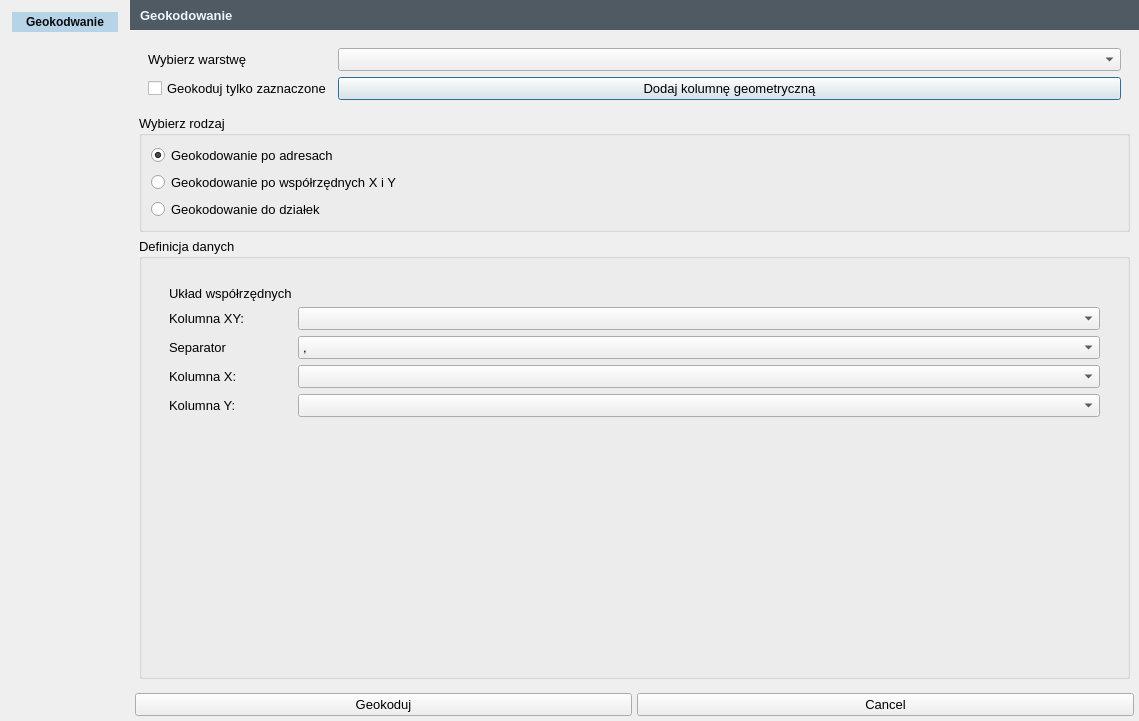
This is geocoding_tool_new.ui in GIAPspzoo/GIAP_PolaMap_lite as Qt 5 draws it before an edit. The edited form follows.
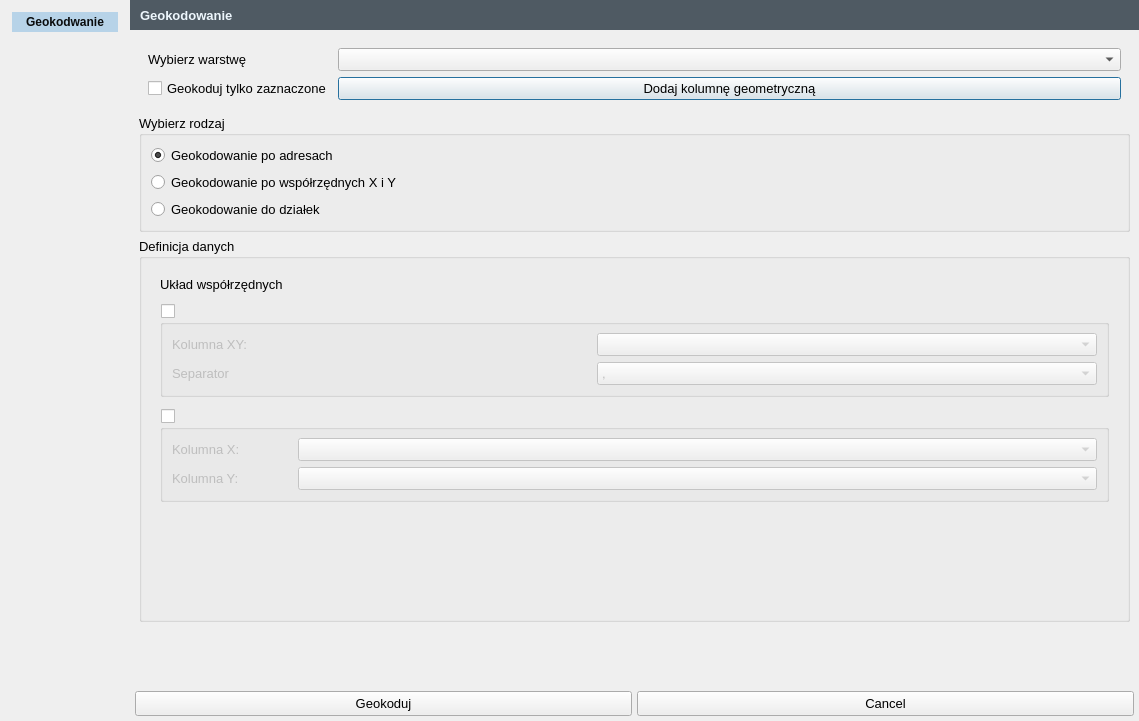
This is the edited form. The open tabs and pages were chosen to show the change. Icons and pictures are not drawn. Custom widgets are drawn as their Qt base class.

What changed in the file:
```diff
--- a/geocoding_tool_new.ui
+++ b/geocoding_tool_new.ui
@@ -22,6 +22,12 @@
     <verstretch>1</verstretch>
    </sizepolicy>
   </property>
+  <property name="minimumSize">
+   <size>
+    <width>0</width>
+    <height>0</height>
+   </size>
+  </property>
   <property name="font">
    <font>
     <family>Segoe UI</family>
@@ -32,7 +38,7 @@
    </font>
   </property>
   <property name="windowTitle">
-   <string>GIAP-PolaMap(lite) - Map view printout</string>
+   <string>Geokodowanie GUGiK</string>
   </property>
   <property name="windowIcon">
    <iconset>
@@ -222,6 +228,12 @@
           </item>
           <item row="2" column="0">
            <widget class="QGroupBox" name="groupBox_2">
+            <property name="sizePolicy">
+             <sizepolicy hsizetype="Expanding" vsizetype="Expanding">
+              <horstretch>0</horstretch>
+              <verstretch>0</verstretch>
+             </sizepolicy>
+            </property>
             <property name="minimumSize">
              <size>
               <width>0</width>
@@ -231,6 +243,9 @@
             <property name="title">
              <string>Definicja danych</string>
             </property>
+            <property name="checkable">
+             <bool>false</bool>
+            </property>
             <layout class="QGridLayout" name="gridLayout_2">
              <item row="0" column="0">
               <widget class="QStackedWidget" name="stackedWidget_2">
@@ -239,19 +254,6 @@
                </property>
                <widget class="QWidget" name="page_1">
                 <layout class="QGridLayout" name="gridLayout_5">
-                 <item row="1" column="0">
-                  <spacer name="verticalSpacer_4">
-                   <property name="orientation">
-                    <enum>Qt::Vertical</enum>
-                   </property>
-                   <property name="sizeHint" stdset="0">
-                    <size>
-                     <width>20</width>
-                     <height>40</height>
-                    </size>
-                   </property>
-                  </spacer>
-                 </item>
                  <item row="0" column="0">
                   <widget class="QFrame" name="frame_3">
                    <property name="sizePolicy">
@@ -261,30 +263,18 @@
                     </sizepolicy>
                    </property>
                    <layout class="QGridLayout" name="gridLayout_6">
-                    <item row="0" column="0">
-                     <layout class="QFormLayout" name="formLayout">
-                      <item row="0" column="0">
-                       <widget class="QRadioButton" name="adress_single_column">
-                        <property name="text">
-                         <string>Jedna kolumna</string>
-                        </property>
-                        <property name="checked">
-                         <bool>true</bool>
-                        </property>
-                       </widget>
-                      </item>
-                      <item row="0" column="1">
-                       <widget class="QRadioButton" name="adress_multi_column">
-                        <property name="text">
-                         <string>Wiele kolumn</string>
-                        </property>
-                        <property name="checked">
-                         <bool>false</bool>
-                        </property>
-                       </widget>
-                      </item>
-                     </layout>
-                    </item>
+                    <property name="leftMargin">
+                     <number>0</number>
+                    </property>
+                    <property name="topMargin">
+                     <number>0</number>
+                    </property>
+                    <property name="rightMargin">
+                     <number>0</number>
+                    </property>
+                    <property name="bottomMargin">
+                     <number>0</number>
+                    </property>
                     <item row="1" column="0">
                      <widget class="QFrame" name="frame_single">
                       <property name="frameShape">
@@ -323,11 +313,11 @@
                           <bool>true</bool>
                          </property>
                          <property name="currentText">
-                          <string>kod_pocztowy!miejscowosc!ulica!numer</string>
+                          <string>miejscowosc,ulica,numer</string>
                          </property>
                          <item>
                           <property name="text">
-                           <string>kod_pocztowy!miejscowosc!ulica!numer</string>
+                           <string>miejscowosc,ulica,numer</string>
                           </property>
                          </item>
                         </widget>
@@ -347,21 +337,21 @@
                        </item>
                        <item row="2" column="1">
                         <widget class="QComboBox" name="adress_separator_cbbx">
-                         <item>
-                          <property name="text">
-                           <string>!</string>
-                          </property>
-                         </item>
-                         <item>
-                          <property name="text">
-                           <string>;</string>
-                          </property>
-                         </item>
                          <item>
                           <property name="text">
                            <string>,</string>
                           </property>
                          </item>
+                         <item>
+                          <property name="text">
+                           <string>;</string>
+                          </property>
+                         </item>
+                         <item>
+                          <property name="text">
+                           <string>!</string>
+                          </property>
+                         </item>
                         </widget>
                        </item>
                       </layout>
@@ -448,6 +438,43 @@
                       </layout>
                      </widget>
                     </item>
+                    <item row="0" column="0">
+                     <layout class="QFormLayout" name="formLayout">
+                      <item row="0" column="0">
+                       <widget class="QRadioButton" name="adress_single_column">
+                        <property name="text">
+                         <string>Jedna kolumna</string>
+                        </property>
+                        <property name="checked">
+                         <bool>true</bool>
+                        </property>
+                       </widget>
+                      </item>
+                      <item row="0" column="1">
+                       <widget class="QRadioButton" name="adress_multi_column">
+                        <property name="text">
+                         <string>Wiele kolumn</string>
+                        </property>
+                        <property name="checked">
+                         <bool>false</bool>
+                        </property>
+                       </widget>
+                      </item>
+                     </layout>
+                    </item>
+                    <item row="3" column="0">
+                     <spacer name="verticalSpacer_5">
+                      <property name="orientation">
+                       <enum>Qt::Vertical</enum>
+                      </property>
+                      <property name="sizeHint" stdset="0">
+                       <size>
+                        <width>20</width>
+                        <height>40</height>
+                       </size>
+                      </property>
+                     </spacer>
+                    </item>
                    </layout>
                   </widget>
                  </item>
@@ -471,6 +498,18 @@
                  <item row="0" column="0">
                   <widget class="QFrame" name="frame_5">
                    <layout class="QGridLayout" name="gridLayout_12">
+                    <property name="leftMargin">
+                     <number>0</number>
+                    </property>
+                    <property name="topMargin">
+                     <number>0</number>
+                    </property>
+                    <property name="rightMargin">
+                     <number>0</number>
+                    </property>
+                    <property name="bottomMargin">
+                     <number>0</number>
+                    </property>
                     <item row="0" column="1">
                      <widget class="QComboBox" name="iddzialki_col">
                       <property name="minimumSize">
@@ -568,63 +607,24 @@
                  <item row="0" column="0">
                   <widget class="QFrame" name="frame_7">
                    <layout class="QGridLayout" name="gridLayout_16">
-                    <item row="1" column="2">
-                     <widget class="QComboBox" name="col_name_xy">
-                      <property name="minimumSize">
-                       <size>
-                        <width>500</width>
-                        <height>0</height>
-                       </size>
-                      </property>
-                     </widget>
-                    </item>
-                    <item row="3" column="1">
-                     <widget class="QLabel" name="col_x_label">
-                      <property name="maximumSize">
-                       <size>
-                        <width>120</width>
-                        <height>16777215</height>
-                       </size>
-                      </property>
-                      <property name="text">
-                       <string>Kolumna X:</string>
-                      </property>
-                     </widget>
-                    </item>
-                    <item row="3" column="2">
-                     <widget class="QComboBox" name="col_x">
-                      <property name="minimumSize">
-                       <size>
-                        <width>500</width>
-                        <height>0</height>
-                       </size>
-                      </property>
-                     </widget>
-                    </item>
-                    <item row="4" column="2">
-                     <widget class="QComboBox" name="col_y">
-                      <property name="minimumSize">
-                       <size>
-                        <width>500</width>
-                        <height>0</height>
-                       </size>
-                      </property>
-                     </widget>
-                    </item>
-                    <item row="4" column="1">
-                     <widget class="QLabel" name="col_y_label">
-                      <property name="text">
-                       <string>Kolumna Y:</string>
-                      </property>
-                     </widget>
-                    </item>
-                    <item row="2" column="1">
-                     <widget class="QLabel" name="xy_separator_label_3">
-                      <property name="text">
-                       <string>Separator</string>
-                      </property>
-                     </widget>
-                    </item>
+                    <property name="leftMargin">
+                     <number>0</number>
+                    </property>
+                    <property name="topMargin">
+                     <number>0</number>
+                    </property>
+                    <property name="rightMargin">
+                     <number>0</number>
+                    </property>
+                    <property name="bottomMargin">
+                     <number>0</number>
+                    </property>
+                    <property name="horizontalSpacing">
+                     <number>6</number>
+                    </property>
+                    <property name="verticalSpacing">
+                     <number>12</number>
+                    </property>
                     <item row="0" column="2">
                      <widget class="QgsProjectionSelectionWidget" name="col_geom_crs_xy">
                       <property name="minimumSize">
@@ -635,37 +635,6 @@
                       </property>
                      </widget>
                     </item>
-                    <item row="1" column="1">
-                     <widget class="QLabel" name="xy_col_label_3">
-                      <property name="text">
-                       <string>Kolumna XY:</string>
-                      </property>
-                     </widget>
-                    </item>
-                    <item row="2" column="2">
-                     <widget class="QComboBox" name="xy_separator">
-                      <item>
-                       <property name="text">
-                        <string>,</string>
-                       </property>
-                      </item>
-                      <item>
-                       <property name="text">
-                        <string>;</string>
-                       </property>
-                      </item>
-                      <item>
-                       <property name="text">
-                        <string>|</string>
-                       </property>
-                      </item>
-                      <item>
-                       <property name="text">
-                        <string>!</string>
-                       </property>
-                      </item>
-                     </widget>
-                    </item>
                     <item row="0" column="1">
                      <widget class="QLabel" name="xy_proj_label_3">
                       <property name="text">
@@ -673,6 +642,148 @@
                       </property>
                      </widget>
                     </item>
+                    <item row="1" column="1" colspan="2">
+                     <widget class="QGroupBox" name="groupBox_x_and_y">
+                      <property name="minimumSize">
+                       <size>
+                        <width>0</width>
+                        <height>0</height>
+                       </size>
+                      </property>
+                      <property name="title">
+                       <string/>
+                      </property>
+                      <property name="checkable">
+                       <bool>true</bool>
+                      </property>
+                      <property name="checked">
+                       <bool>false</bool>
+                      </property>
+                      <layout class="QGridLayout" name="gridLayout_13">
+                       <property name="leftMargin">
+                        <number>9</number>
+                       </property>
+                       <property name="topMargin">
+                        <number>9</number>
+                       </property>
+                       <property name="rightMargin">
+                        <number>9</number>
+                       </property>
+                       <property name="bottomMargin">
+                        <number>9</number>
+                       </property>
+                       <item row="0" column="0">
+                        <widget class="QLabel" name="xy_col_label_3">
+                         <property name="text">
+                          <string>Kolumna XY:</string>
+                         </property>
+                        </widget>
+                       </item>
+                       <item row="0" column="1">
+                        <widget class="QComboBox" name="col_name_xy">
+                         <property name="minimumSize">
+                          <size>
+                           <width>500</width>
+                           <height>0</height>
+                          </size>
+                         </property>
+                        </widget>
+                       </item>
+                       <item row="1" column="0">
+                        <widget class="QLabel" name="xy_separator_label_3">
+                         <property name="text">
+                          <string>Separator</string>
+                         </property>
+                        </widget>
+                       </item>
+                       <item row="1" column="1">
+                        <widget class="QComboBox" name="xy_separator">
+                         <item>
+                          <property name="text">
+                           <string>,</string>
+                          </property>
+                         </item>
+                         <item>
+                          <property name="text">
+                           <string>;</string>
+                          </property>
+                         </item>
+                         <item>
+                          <property name="text">
+                           <string>|</string>
+                          </property>
+                         </item>
+                         <item>
+                          <property name="text">
+                           <string>!</string>
+                          </property>
+                         </item>
+                        </widget>
+                       </item>
+                      </layout>
+                     </widget>
+                    </item>
+                    <item row="2" column="1" colspan="2">
+                     <widget class="QGroupBox" name="groupBox_x_y">
+                      <property name="minimumSize">
+                       <size>
+                        <width>0</width>
+                        <height>0</height>
+                       </size>
+                      </property>
+                      <property name="title">
+                       <string/>
+                      </property>
+                      <property name="checkable">
+                       <bool>true</bool>
+                      </property>
+                      <property name="checked">
+                       <bool>false</bool>
+                      </property>
+                      <layout class="QGridLayout" name="gridLayout_14">
+                       <item row="0" column="0">
+                        <widget class="QLabel" name="col_x_label">
+                         <property name="maximumSize">
+                          <size>
+                           <width>120</width>
+                           <height>16777215</height>
+                          </size>
+                         </property>
+                         <property name="text">
+                          <string>Kolumna X:</string>
+                         </property>
+                        </widget>
+                       </item>
+                       <item row="0" column="1">
+                        <widget class="QComboBox" name="col_x">
+                         <property name="minimumSize">
+                          <size>
+                           <width>500</width>
+                           <height>0</height>
+                          </size>
+                         </property>
+                        </widget>
+                       </item>
+                       <item row="1" column="0">
+                        <widget class="QLabel" name="col_y_label">
+                         <property name="text">
+                          <string>Kolumna Y:</string>
+                         </property>
+                        </widget>
+                       </item>
+                       <item row="1" column="1">
+                        <widget class="QComboBox" name="col_y">
+                         <property name="minimumSize">
+                          <size>
+                           <width>500</width>
+                           <height>0</height>
+                          </size>
+                         </property>
+                        </widget>
+                       </item>
+                      </layout>
+                     </widget>
+                    </item>
                    </layout>
                   </widget>
                  </item>
@@ -725,6 +836,19 @@
             </layout>
            </widget>
           </item>
+          <item row="3" column="0">
+           <spacer name="verticalSpacer_4">
+            <property name="orientation">
+             <enum>Qt::Vertical</enum>
+            </property>
+            <property name="sizeHint" stdset="0">
+             <size>
+              <width>20</width>
+              <height>40</height>
+             </size>
+            </property>
+           </spacer>
+          </item>
          </layout>
         </widget>
        </item>
@@ -736,7 +860,7 @@
     <widget class="QFrame" name="frame">
      <property name="minimumSize">
       <size>
-       <width>120</width>
+       <width>130</width>
        <height>0</height>
       </size>
      </property>
@@ -830,11 +954,17 @@
      <item>
       <widget class="QPushButton" name="geocoding">
        <property name="sizePolicy">
-        <sizepolicy hsizetype="Expanding" vsizetype="Fixed">
+        <sizepolicy hsizetype="Expanding" vsizetype="Minimum">
          <horstretch>0</horstretch>
          <verstretch>0</verstretch>
         </sizepolicy>
        </property>
+       <property name="minimumSize">
+        <size>
+         <width>0</width>
+         <height>25</height>
+        </size>
+       </property>
        <property name="text">
         <string>Geokoduj</string>
        </property>
@@ -843,11 +973,17 @@
      <item>
       <widget class="QPushButton" name="pushButton_reject">
        <property name="sizePolicy">
-        <sizepolicy hsizetype="Expanding" vsizetype="Fixed">
+        <sizepolicy hsizetype="Expanding" vsizetype="Minimum">
          <horstretch>0</horstretch>
          <verstretch>0</verstretch>
         </sizepolicy>
        </property>
+       <property name="minimumSize">
+        <size>
+         <width>0</width>
+         <height>25</height>
+        </size>
+       </property>
        <property name="font">
         <font>
          <family>Segoe UI</family>
```
